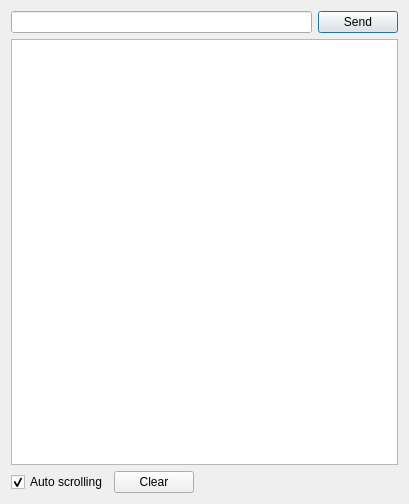
Above: testdialog.ui from AceOfSnakes/AvrPioRemote before the change. Below: the same form after it.
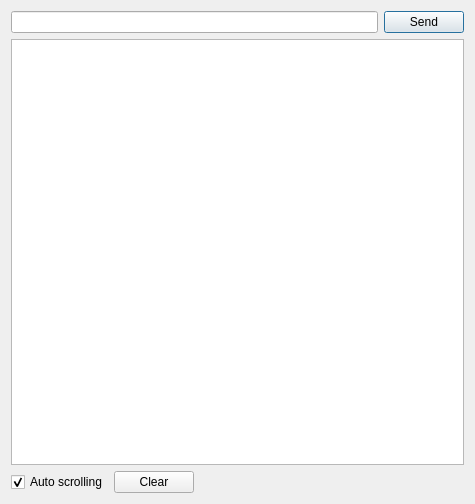
That is the form after the change.

Commit message: Font im Test-Fenster geändert

```diff
--- a/testdialog.ui
+++ b/testdialog.ui
@@ -6,7 +6,7 @@
    <rect>
     <x>0</x>
     <y>0</y>
-    <width>409</width>
+    <width>475</width>
     <height>504</height>
    </rect>
   </property>
@@ -37,7 +37,13 @@
       </layout>
      </item>
      <item>
-      <widget class="QListWidget" name="listWidget"/>
+      <widget class="QListWidget" name="listWidget">
+       <property name="font">
+        <font>
+         <family>Droid Sans Mono</family>
+        </font>
+       </property>
+      </widget>
      </item>
      <item>
       <layout class="QHBoxLayout" name="horizontalLayout_2">
```
